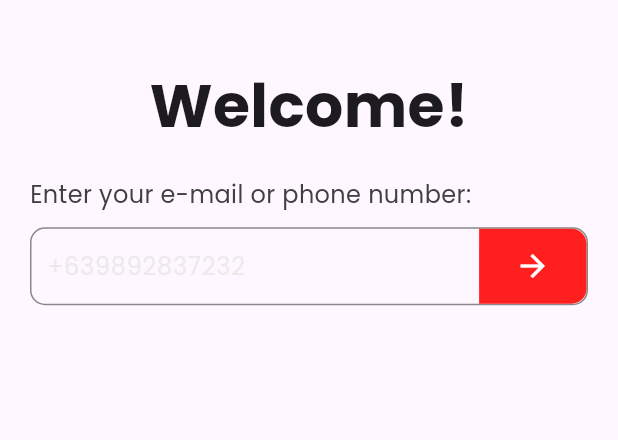
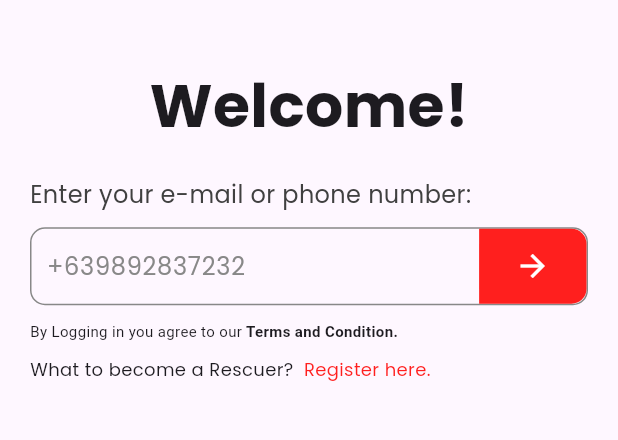
Before and after one commit to carieeeh/Agap_Application, a Flutter app: the screen it shows after launch, on a phone screen of 412 x 824 dp, the part 555-995 px from its top. Run offline on Flutter 3.47's test engine with Material 3 defaults, Android fonts, the phone set to English and light mode, and no system bars; our stand-ins replace camera, fl_chart, geolocator, get, google_fonts, image_picker; missing offline and left inert: animated_rating_stars; statements that could not run were skipped.

Commit message:
register as rescuer

```diff
--- a/lib/layout/public/login.dart
+++ b/lib/layout/public/login.dart
@@ -59,7 +59,7 @@ class _LoginPageState extends State<LoginPage> {
                         decoration: const InputDecoration(
                           border: InputBorder.none,
                           hintText: '+639892837232',
-                          hintStyle: TextStyle(color: lightGray),
+                          hintStyle: TextStyle(color: gray),
                         ),
                         controller: _email,
                       ),
@@ -86,26 +86,49 @@ class _LoginPageState extends State<LoginPage> {
                   ],
                 ),
               ),
-              const SizedBox(height: 20),
-              // Align(
-              //   alignment: Alignment.centerLeft,
-              //   child: SizedBox(
-              //     width: Get.width * .8,
-              //     child: const Text.rich(
-              //       TextSpan(
-              //         children: [
-              //           TextSpan(
-              //             text: "By Logging in you agree to our",
-              //           ),
-              //           TextSpan(
-              //             text: " Terms and Condition.",
-              //           ),
-              //         ],
-              //       ),
-              //       textAlign: TextAlign.start,
-              //     ),
-              //   ),
-              // ),
+              SizedBox(height: 10),
+              Align(
+                alignment: Alignment.centerLeft,
+                child: SizedBox(
+                  width: Get.width * .8,
+                  child: const Text.rich(
+                    TextSpan(
+                      style: TextStyle(fontSize: 10),
+                      children: [
+                        TextSpan(
+                          text: "By Logging in you agree to our",
+                        ),
+                        TextSpan(
+                          text: " Terms and Condition.",
+                          style: TextStyle(fontWeight: FontWeight.w600),
+                        ),
+                      ],
+                    ),
+                    textAlign: TextAlign.start,
+                  ),
+                ),
+              ),
+              const SizedBox(height: 10),
+              InkWell(
+                onTap: () {
+                  Get.toNamed('/registration');
+                },
+                child: const Align(
+                  alignment: Alignment.centerLeft,
+                  child: Row(
+                    children: [
+                      Text(
+                        "What to become a Rescuer? ",
+                        style: TextStyle(fontSize: 12),
+                      ),
+                      Text(
+                        " Register here.",
+                        style: TextStyle(fontSize: 12, color: primaryRed),
+                      ),
+                    ],
+                  ),
+                ),
+              ),
             ],
           ),
         ),
--- a/lib/layout/widgets/inputs/underline_input.dart
+++ b/lib/layout/widgets/inputs/underline_input.dart
@@ -40,7 +40,7 @@ class _UnderlineInputState extends State<UnderlineInput> {
           borderSide: BorderSide(color: darkGray),
         ),
         hintText: widget.label,
-        hintStyle: const TextStyle(color: lightGray),
+        hintStyle: const TextStyle(color: gray),
         // labelText: widget.label,
         // labelStyle: const TextStyle(color: darkGray),
         suffixIcon: !widget.isPassword
```
